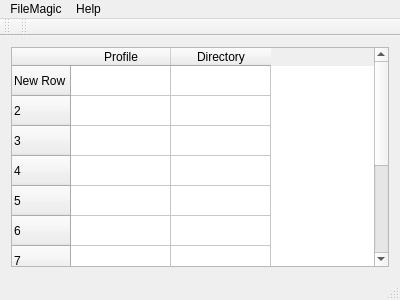
Above: mainwindow.ui from giriko/MagicFile before the change. Below: the same form after it.
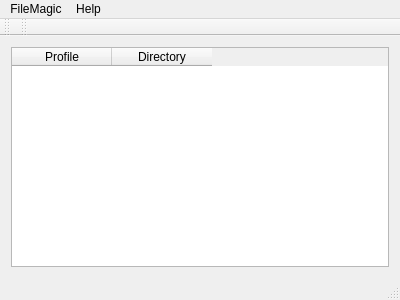
That is the form after the change.

Commit message:
Made the "browse" button in Add Profile work.
Now to do something with this data.
Going to have to get aquinted with QTableWidgets.

The edit to the form file:
```diff
--- a/mainwindow.ui
+++ b/mainwindow.ui
@@ -20,30 +20,6 @@
    <layout class="QVBoxLayout" name="verticalLayout">
     <item>
      <widget class="QTableWidget" name="tableWidget">
-      <property name="sortingEnabled">
-       <bool>true</bool>
-      </property>
-      <property name="rowCount">
-       <number>11</number>
-      </property>
-      <property name="columnCount">
-       <number>2</number>
-      </property>
-      <row>
-       <property name="text">
-        <string>New Row</string>
-       </property>
-      </row>
-      <row/>
-      <row/>
-      <row/>
-      <row/>
-      <row/>
-      <row/>
-      <row/>
-      <row/>
-      <row/>
-      <row/>
       <column>
        <property name="text">
         <string>Profile</string>
```
The commit also changes 2 other files.
